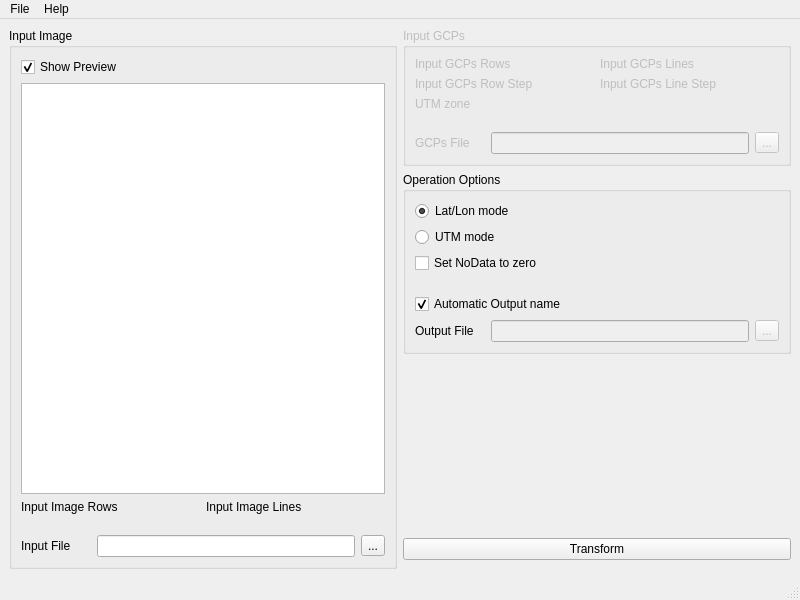
This is src/qt/mainwindow.ui in mentaljam/MSUProj as Qt 5 draws it before an edit. The edited form follows.
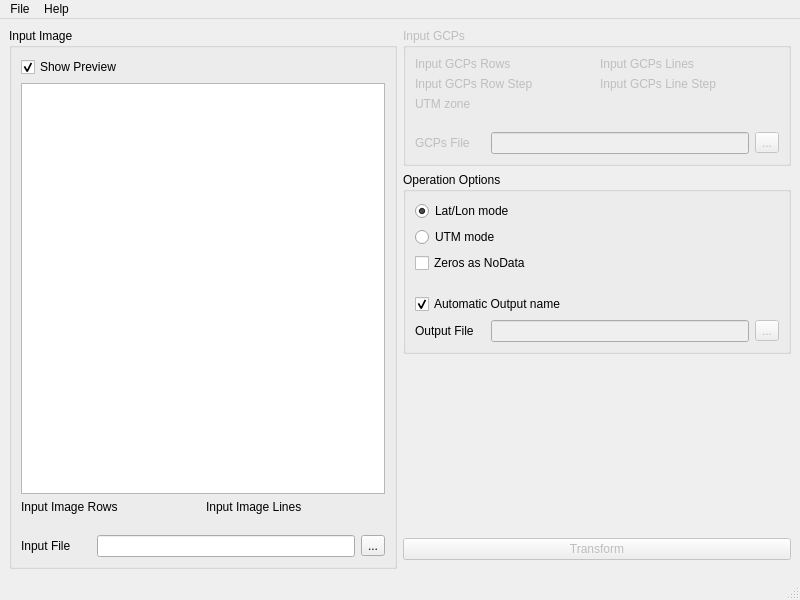
This is the edited form.

```diff
--- a/src/qt/mainwindow.ui
+++ b/src/qt/mainwindow.ui
@@ -298,7 +298,7 @@
          <item>
           <widget class="QCheckBox" name="modeNDZBox">
            <property name="text">
-            <string>Set NoData to zero</string>
+            <string>Zeros as NoData</string>
            </property>
           </widget>
          </item>
@@ -404,6 +404,9 @@
       </item>
       <item>
        <widget class="QPushButton" name="startButton">
+        <property name="enabled">
+         <bool>false</bool>
+        </property>
         <property name="sizePolicy">
          <sizepolicy hsizetype="Preferred" vsizetype="Fixed">
           <horstretch>0</horstretch>
```
